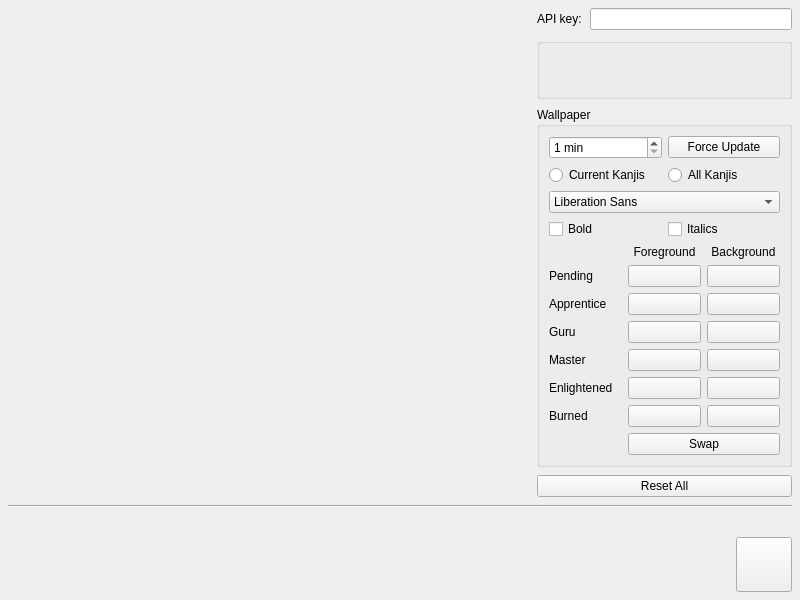
The window that src/wanikaniwidget.ui (agarny/wanikani) describes before a commit, drawn with Qt 5.
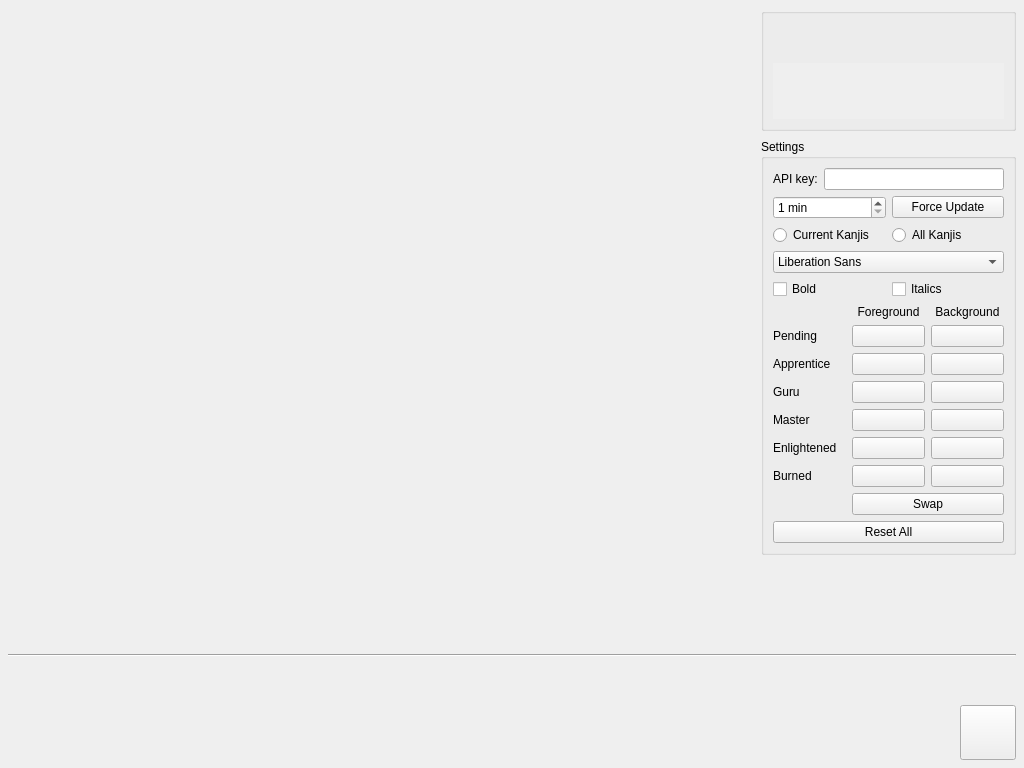
The same window after the commit. Icons and pictures are not drawn.

What changed in the file:
```diff
--- a/src/wanikaniwidget.ui
+++ b/src/wanikaniwidget.ui
@@ -6,8 +6,8 @@
    <rect>
     <x>0</x>
     <y>0</y>
-    <width>800</width>
-    <height>600</height>
+    <width>1024</width>
+    <height>768</height>
    </rect>
   </property>
   <property name="windowTitle">
@@ -45,23 +45,9 @@
       </spacer>
      </item>
      <item>
-      <layout class="QVBoxLayout" name="verticalLayout" stretch="0,0,1">
+      <layout class="QVBoxLayout" name="verticalLayout" stretch="0,1">
        <item>
         <layout class="QVBoxLayout" name="settingsVerticalLayout">
-         <item>
-          <layout class="QHBoxLayout" name="apiKeyLayout">
-           <item>
-            <widget class="QLabel" name="apiKeyLabel">
-             <property name="text">
-              <string>API key:</string>
-             </property>
-            </widget>
-           </item>
-           <item>
-            <widget class="QLineEdit" name="apiKeyValue"/>
-           </item>
-          </layout>
-         </item>
          <item>
           <widget class="QGroupBox" name="userInformationGroupBox">
            <property name="title">
@@ -85,15 +71,116 @@
               </property>
              </widget>
             </item>
+            <item>
+             <layout class="QHBoxLayout" name="statusLayout">
+              <property name="spacing">
+               <number>0</number>
+              </property>
+              <item>
+               <widget class="QLabel" name="apprenticeValue">
+                <property name="minimumSize">
+                 <size>
+                  <width>0</width>
+                  <height>56</height>
+                 </size>
+                </property>
+                <property name="autoFillBackground">
+                 <bool>true</bool>
+                </property>
+                <property name="alignment">
+                 <set>Qt::AlignCenter</set>
+                </property>
+               </widget>
+              </item>
+              <item>
+               <widget class="QLabel" name="guruValue">
+                <property name="minimumSize">
+                 <size>
+                  <width>0</width>
+                  <height>56</height>
+                 </size>
+                </property>
+                <property name="autoFillBackground">
+                 <bool>true</bool>
+                </property>
+                <property name="alignment">
+                 <set>Qt::AlignCenter</set>
+                </property>
+               </widget>
+              </item>
+              <item>
+               <widget class="QLabel" name="masterValue">
+                <property name="minimumSize">
+                 <size>
+                  <width>0</width>
+                  <height>56</height>
+                 </size>
+                </property>
+                <property name="autoFillBackground">
+                 <bool>true</bool>
+                </property>
+                <property name="alignment">
+                 <set>Qt::AlignCenter</set>
+                </property>
+               </widget>
+              </item>
+              <item>
+               <widget class="QLabel" name="enlightenedValue">
+                <property name="minimumSize">
+                 <size>
+                  <width>0</width>
+                  <height>56</height>
+                 </size>
+                </property>
+                <property name="autoFillBackground">
+                 <bool>true</bool>
+                </property>
+                <property name="alignment">
+                 <set>Qt::AlignCenter</set>
+                </property>
+               </widget>
+              </item>
+              <item>
+               <widget class="QLabel" name="burnedValue">
+                <property name="minimumSize">
+                 <size>
+                  <width>0</width>
+                  <height>56</height>
+                 </size>
+                </property>
+                <property name="autoFillBackground">
+                 <bool>true</bool>
+                </property>
+                <property name="alignment">
+                 <set>Qt::AlignCenter</set>
+                </property>
+               </widget>
+              </item>
+             </layout>
+            </item>
            </layout>
           </widget>
          </item>
          <item>
           <widget class="QGroupBox" name="wallpaperGroupBox">
            <property name="title">
-            <string>Wallpaper</string>
+            <string>Settings</string>
            </property>
-           <layout class="QVBoxLayout" name="wallpaperLayout">
+           <layout class="QVBoxLayout" name="settingsLayout">
+            <item>
+             <layout class="QHBoxLayout" name="apiKeyLayout">
+              <item>
+               <widget class="QLabel" name="apiKeyLabel">
+                <property name="text">
+                 <string>API key:</string>
+                </property>
+               </widget>
+              </item>
+              <item>
+               <widget class="QLineEdit" name="apiKeyValue"/>
+              </item>
+             </layout>
+            </item>
             <item>
              <layout class="QHBoxLayout" name="refreshLayout">
               <item>
@@ -333,22 +420,18 @@
               </item>
              </layout>
             </item>
+            <item>
+             <widget class="QPushButton" name="resetAllPushButton">
+              <property name="text">
+               <string>Reset All</string>
+              </property>
+             </widget>
+            </item>
            </layout>
           </widget>
          </item>
         </layout>
        </item>
-       <item>
-        <layout class="QHBoxLayout" name="settingsHorizontalLayout">
-         <item>
-          <widget class="QPushButton" name="resetAllPushButton">
-           <property name="text">
-            <string>Reset All</string>
-           </property>
-          </widget>
-         </item>
-        </layout>
-       </item>
        <item>
         <spacer name="verticalSpacer">
          <property name="orientation">
```
Left out of the diff: 2 changed lines with no effect on the pictures.
